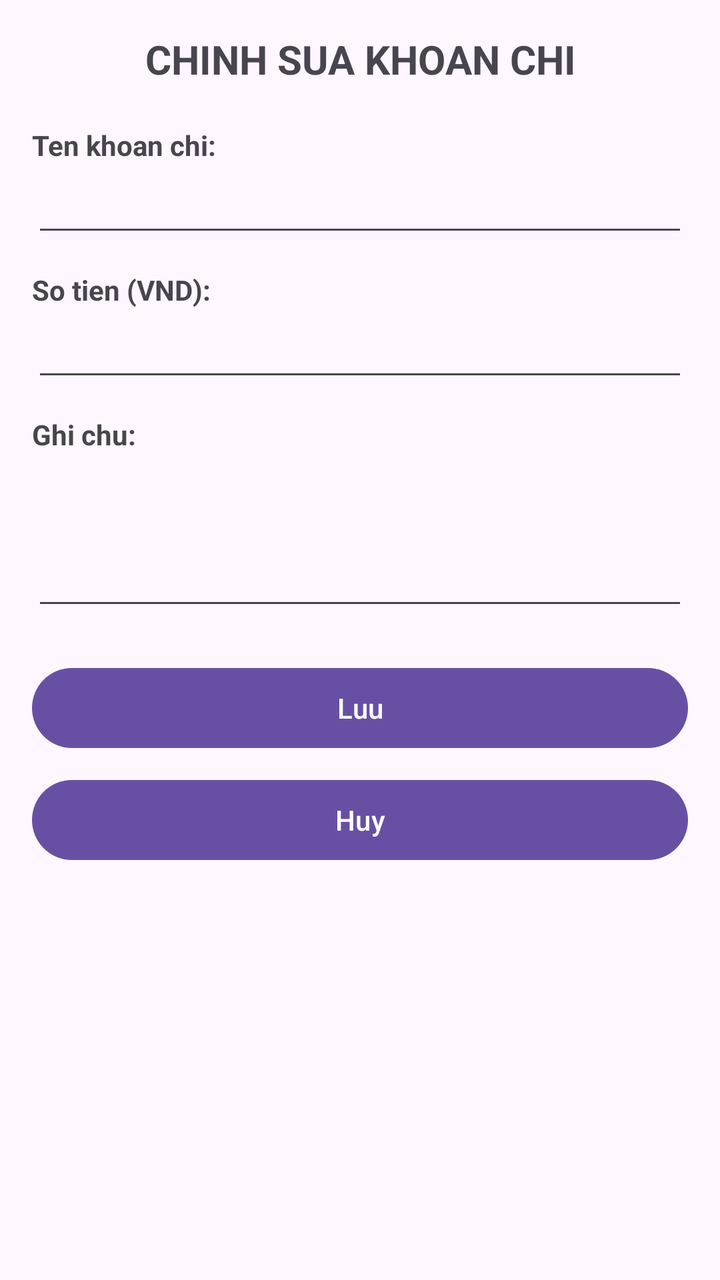
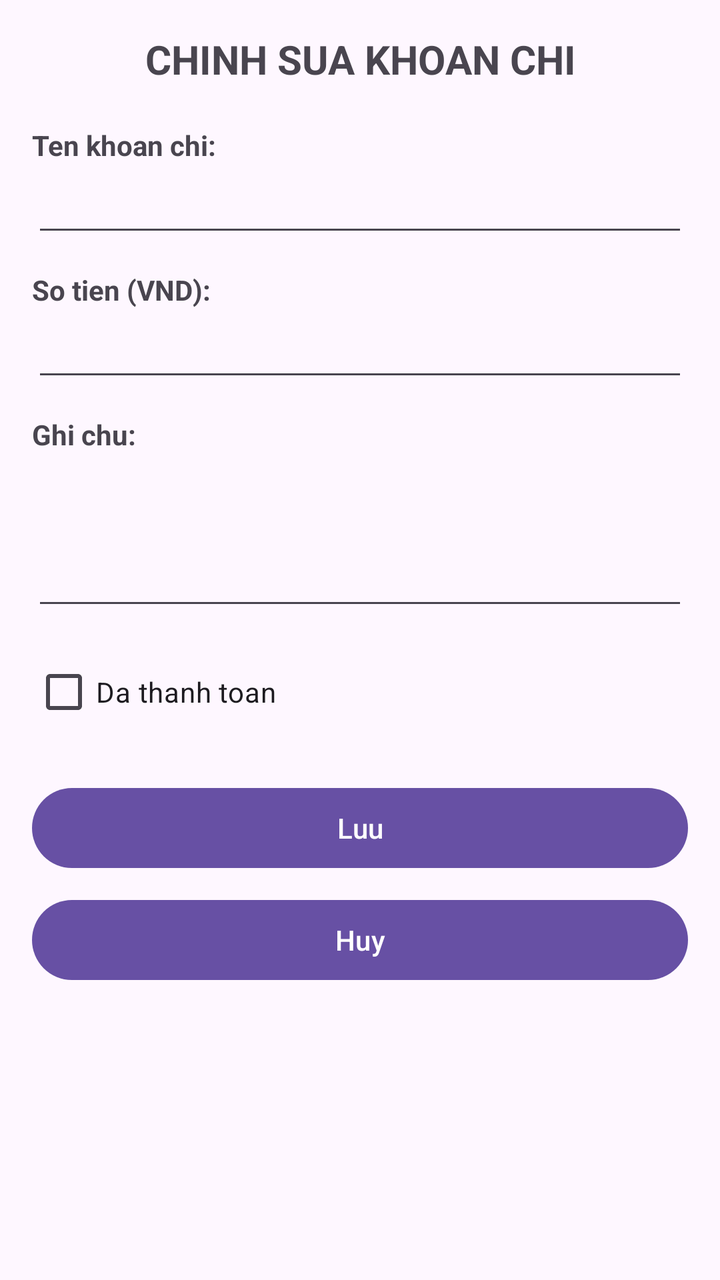

An Android layout rendered at two revisions. The XML below is the earlier revision; the diff shows what the commit changed to produce the second picture.
<!-- AndroidManifest.xml: application theme Theme.TestKTGK -->
<!-- res/layout/activity_chinh_sua_chi_tieu.xml -->
<?xml version="1.0" encoding="utf-8"?>
<LinearLayout xmlns:android="http://schemas.android.com/apk/res/android"
    android:layout_width="match_parent"
    android:layout_height="match_parent"
    android:orientation="vertical"
    android:padding="16dp">

    <TextView
        android:layout_width="match_parent"
        android:layout_height="wrap_content"
        android:text="CHINH SUA KHOAN CHI"
        android:textSize="20sp"
        android:textStyle="bold"
        android:gravity="center"
        android:paddingBottom="20dp" />

    <TextView
        android:layout_width="wrap_content"
        android:layout_height="wrap_content"
        android:text="Ten khoan chi:"
        android:textStyle="bold" />

    <EditText
        android:id="@+id/edtChinhSuaTen_226"
        android:layout_width="match_parent"
        android:layout_height="wrap_content"
        android:inputType="text" />

    <TextView
        android:layout_width="wrap_content"
        android:layout_height="wrap_content"
        android:layout_marginTop="12dp"
        android:text="So tien (VND):"
        android:textStyle="bold" />

    <EditText
        android:id="@+id/edtChinhSuaSoTien_226"
        android:layout_width="match_parent"
        android:layout_height="wrap_content"
        android:inputType="numberDecimal" />

    <TextView
        android:layout_width="wrap_content"
        android:layout_height="wrap_content"
        android:layout_marginTop="12dp"
        android:text="Ghi chu:"
        android:textStyle="bold" />

    <EditText
        android:id="@+id/edtChinhSuaGhiChu_226"
        android:layout_width="match_parent"
        android:layout_height="wrap_content"
        android:inputType="textMultiLine"
        android:lines="3" />

    <Button
        android:id="@+id/btnLuuChinhSua_226"
        android:layout_width="match_parent"
        android:layout_height="wrap_content"
        android:layout_marginTop="20dp"
        android:text="Luu" />

    <Button
        android:id="@+id/btnHuyChinhSua_226"
        android:layout_width="match_parent"
        android:layout_height="wrap_content"
        android:layout_marginTop="8dp"
        android:text="Huy" />

</LinearLayout>
<!-- resources referenced by this layout -->
<resources>
  <style name="Theme.TestKTGK" parent="Base.Theme.TestKTGK" />
  <style name="Base.Theme.TestKTGK" parent="Theme.Material3.DayNight.NoActionBar">
          
          
      </style>
</resources>

<!-- the commit's change to res/layout/activity_chinh_sua_chi_tieu.xml (unified diff, before → after) -->
@@ -53,6 +53,13 @@
         android:inputType="textMultiLine"
         android:lines="3" />
 
+    <CheckBox
+        android:id="@+id/cbDaThanhToan_226"
+        android:layout_width="wrap_content"
+        android:layout_height="wrap_content"
+        android:layout_marginTop="12dp"
+        android:text="Da thanh toan" />
+
     <Button
         android:id="@+id/btnLuuChinhSua_226"
         android:layout_width="match_parent"
